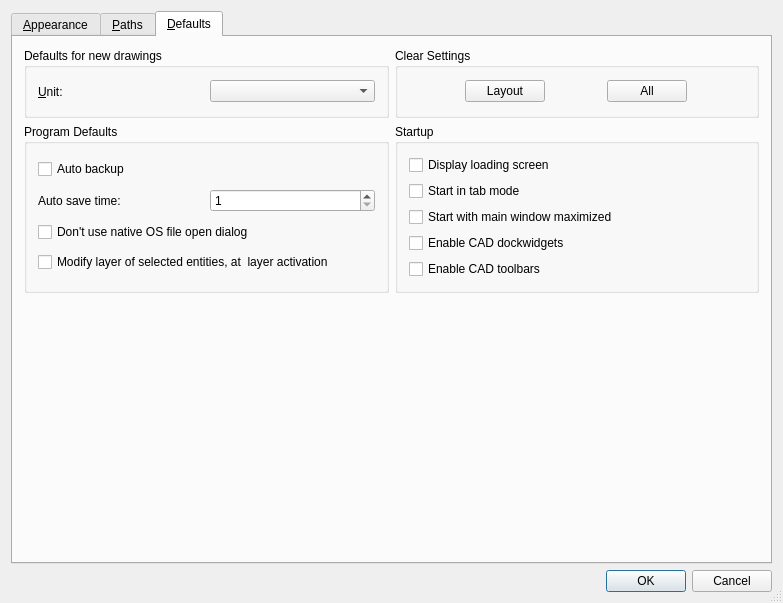
Qt form librecad/src/ui/forms/qg_dlgoptionsgeneral.ui (lsy1599/designer) before a commit.
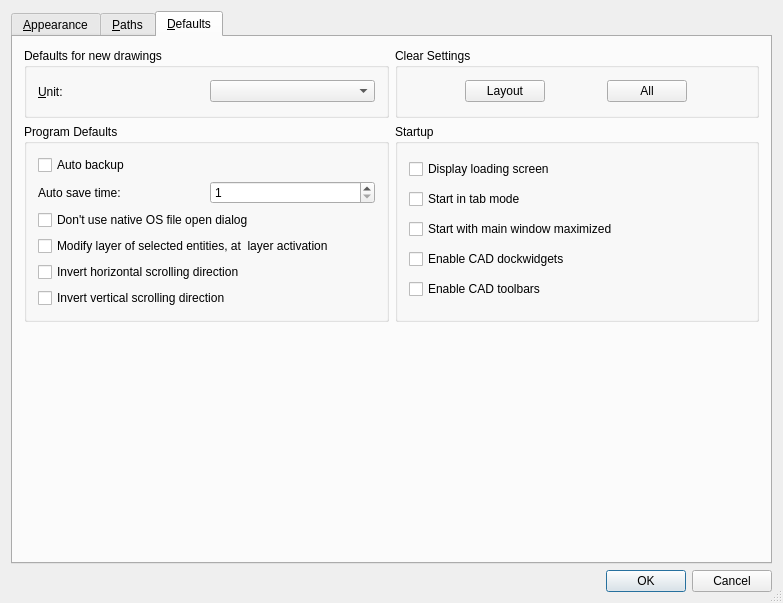
The same form after that commit. The open tabs and pages were chosen to show the change. Icons and pictures are not drawn.

Commit message: Optional inversion of mouse wheel scrolling directions

```diff
--- a/librecad/src/ui/forms/qg_dlgoptionsgeneral.ui
+++ b/librecad/src/ui/forms/qg_dlgoptionsgeneral.ui
@@ -1106,6 +1106,26 @@
             </property>
            </widget>
           </item>
+          <item>
+           <widget class="QCheckBox" name="cbWheelScrollInvertH">
+            <property name="toolTip">
+             <string>Inverts scrolling direction when using mouse wheel with Shift key.</string>
+            </property>
+            <property name="text">
+             <string>Invert horizontal scrolling direction</string>
+            </property>
+           </widget>
+          </item>
+          <item>
+           <widget class="QCheckBox" name="cbWheelScrollInvertV">
+            <property name="toolTip">
+             <string>Inverts scrolling direction when using mouse wheel with Ctrl key.</string>
+            </property>
+            <property name="text">
+             <string>Invert vertical scrolling direction</string>
+            </property>
+           </widget>
+          </item>
          </layout>
         </widget>
        </item>
```
The commit also changes 2 other files.
